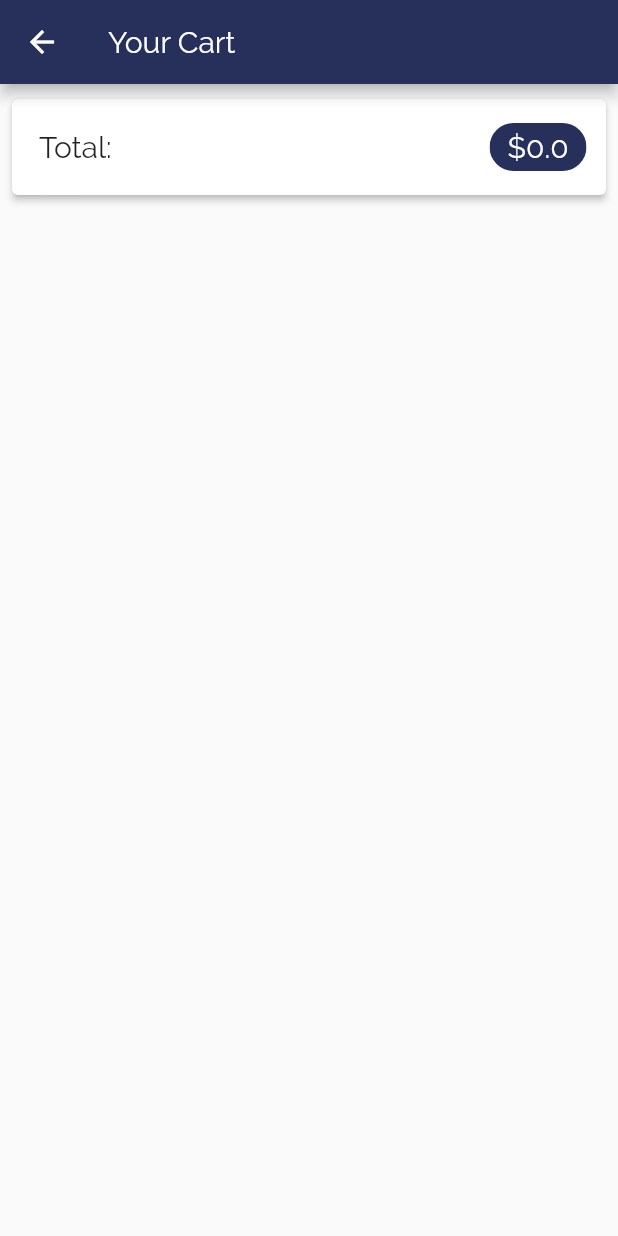
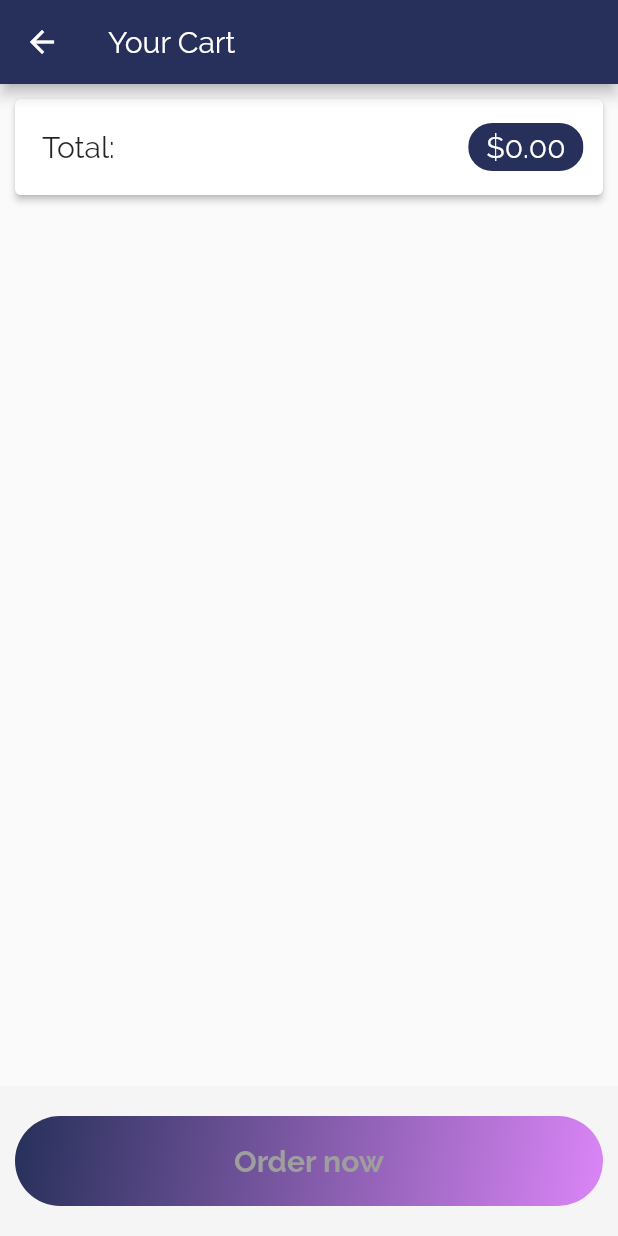
Before and after one commit to AlaaElsweedy/DessertsApp, a Flutter app: the CartScreen screen opened by its route, on a phone screen of 412 x 824 dp. Run offline on Flutter 3.47's test engine with Material 2 defaults, Android fonts, the phone set to English and light mode, and no system bars.

Commit message:
finish cart screen and will add snack bar later

```diff
--- a/lib/providers/cart_provider.dart
+++ b/lib/providers/cart_provider.dart
@@ -2,12 +2,14 @@ import 'package:flutter/foundation.dart';
 
 class CartItem {
   final String id;
+  final String title;
   final String image;
   final double price;
   final int quantity;
 
   CartItem({
     @required this.id,
+    @required this.title,
     @required this.image,
     @required this.price,
     @required this.quantity,
@@ -26,6 +28,7 @@ class Cart with ChangeNotifier {
         productId,
         (existingItem) => CartItem(
           id: existingItem.id,
+          title: existingItem.title,
           image: existingItem.image,
           price: existingItem.price,
           quantity: existingItem.quantity + quantity,
@@ -36,12 +39,18 @@ class Cart with ChangeNotifier {
         productId,
         () => CartItem(
           id: DateTime.now().toString(),
+          title: title,
           image: image,
           price: price,
           quantity: quantity,
         ),
       );
     }
+    notifyListeners();
+  }
+
+  void removeItem(String productId) {
+    _items.remove(productId);
     notifyListeners();
   }
 
--- a/lib/providers/product_provider.dart
+++ b/lib/providers/product_provider.dart
@@ -17,7 +17,7 @@ class Product with ChangeNotifier {
     @required this.ingredients,
     @required this.image,
     @required this.price,
-    this.quantity = 0,
+    this.quantity = 1,
     this.isFavorite = false,
   });
 
@@ -27,8 +27,8 @@ class Product with ChangeNotifier {
   }
 
   decrementQuantity() {
-    if (quantity <= 0) {
-      quantity = 0;
+    if (quantity <= 1) {
+      quantity = 1;
     } else {
       quantity--;
     }
--- a/lib/screens/cart_screen.dart
+++ b/lib/screens/cart_screen.dart
@@ -1,5 +1,7 @@
+import 'package:desserts_app/custom_button.dart';
 import 'package:desserts_app/data.dart';
 import 'package:desserts_app/providers/cart_provider.dart';
+import 'package:desserts_app/widgets/cart_item_widget.dart';
 import 'package:flutter/material.dart';
 import 'package:provider/provider.dart';
 
@@ -8,7 +10,7 @@ class CartScreen extends StatelessWidget {
 
   @override
   Widget build(BuildContext context) {
-    final cart = Provider.of<Cart>(context, listen: false);
+    final cart = Provider.of<Cart>(context);
     return Scaffold(
       appBar: AppBar(
         title: const Text('Your Cart'),
@@ -17,7 +19,7 @@ class CartScreen extends StatelessWidget {
       body: Column(
         children: <Widget>[
           Card(
-            margin: EdgeInsets.symmetric(horizontal: 8, vertical: 10),
+            margin: EdgeInsets.symmetric(horizontal: 10, vertical: 10),
             elevation: 2,
             child: Padding(
               padding: const EdgeInsets.all(8.0),
@@ -37,7 +39,7 @@ class CartScreen extends StatelessWidget {
                       labelStyle: TextStyle(color: Colors.white),
                       backgroundColor: primaryColor,
                       label: Text(
-                        '\$${cart.totalPrice}',
+                        '\$${cart.totalPrice.toStringAsFixed(2)}',
                         style: TextStyle(fontSize: 20),
                       ),
                     ),
@@ -46,6 +48,51 @@ class CartScreen extends StatelessWidget {
               ),
             ),
           ),
+          Expanded(
+            child: ListView.builder(
+              itemCount: cart.items.length,
+              itemBuilder: (context, index) => CartItemWidget(
+                id: cart.items.values.toList()[index].id,
+                productId: cart.items.keys.toList()[index],
+                title: cart.items.values.toList()[index].title,
+                image: cart.items.values.toList()[index].image,
+                price: cart.items.values.toList()[index].price,
+                quantity: cart.items.values.toList()[index].quantity,
+              ),
+            ),
+          ),
+          Stack(
+            alignment: Alignment.center,
+            children: [
+              Container(
+                width: double.infinity,
+                height: 100,
+                color: Color.fromRGBO(245, 245, 245, 1),
+              ),
+              Padding(
+                padding: const EdgeInsets.symmetric(horizontal: 10.0),
+                child: CustomButton(
+                  height: 60,
+                  width: double.infinity,
+                  child: Text(
+                    'Order now',
+                    style: TextStyle(
+                      color:
+                          cart.totalPrice == 0.0 ? Colors.grey : Colors.white,
+                      fontSize: 20,
+                      fontWeight: FontWeight.bold,
+                    ),
+                  ),
+                  gradient: LinearGradient(
+                    begin: Alignment.topLeft,
+                    end: Alignment.bottomRight,
+                    colors: [primaryColor, secondaryColor],
+                  ),
+                  onPressed: cart.totalPrice == 0.0 ? null : () {},
+                ),
+              ),
+            ],
+          ),
         ],
       ),
     );
--- a/lib/screens/home_screen.dart
+++ b/lib/screens/home_screen.dart
@@ -70,7 +70,6 @@ class HomePage extends StatelessWidget {
               ],
             ),
           ),
-          // HomeBottomSectionWidget(),
         ],
       ),
     );
--- a/lib/widgets/home_bottom_section_widget.dart
+++ b/lib/widgets/home_bottom_section_widget.dart
@@ -1,14 +1,11 @@
 import 'package:desserts_app/custom_button.dart';
 import 'package:desserts_app/data.dart';
-import 'package:desserts_app/providers/cart_provider.dart';
 import 'package:desserts_app/screens/cart_screen.dart';
 import 'package:flutter/material.dart';
-import 'package:provider/provider.dart';
 
 class HomeBottomSectionWidget extends StatelessWidget {
   @override
   Widget build(BuildContext context) {
-    final cart = Provider.of<Cart>(context);
     const double _bottomSectionHeight = 100.0;
     return Positioned(
       bottom: 0,
--- a/lib/widgets/home_header_widget.dart
+++ b/lib/widgets/home_header_widget.dart
@@ -14,12 +14,13 @@ class _HomeHeaderWidgetState extends State<HomeHeaderWidget> {
 
   @override
   Widget build(BuildContext context) {
-    final categories = Provider.of<CategoryList>(context).categories;
+    final categories =
+        Provider.of<CategoryList>(context, listen: false).categories;
     return Column(
       crossAxisAlignment: CrossAxisAlignment.start,
       children: [
         Container(
-          child: Text(
+          child: const Text(
             'Desserts',
             style: TextStyle(
               color: primaryColor,
```
Also changed, not shown: lib/screens/detail_screen.dart (+6 -1 lines), lib/widgets/cart_item_widget.dart (added, +76 -0 lines), lib/widgets/category_detail.dart (+10 -1 lines), lib/widgets/favourits_widget.dart (+10 -1 lines).
